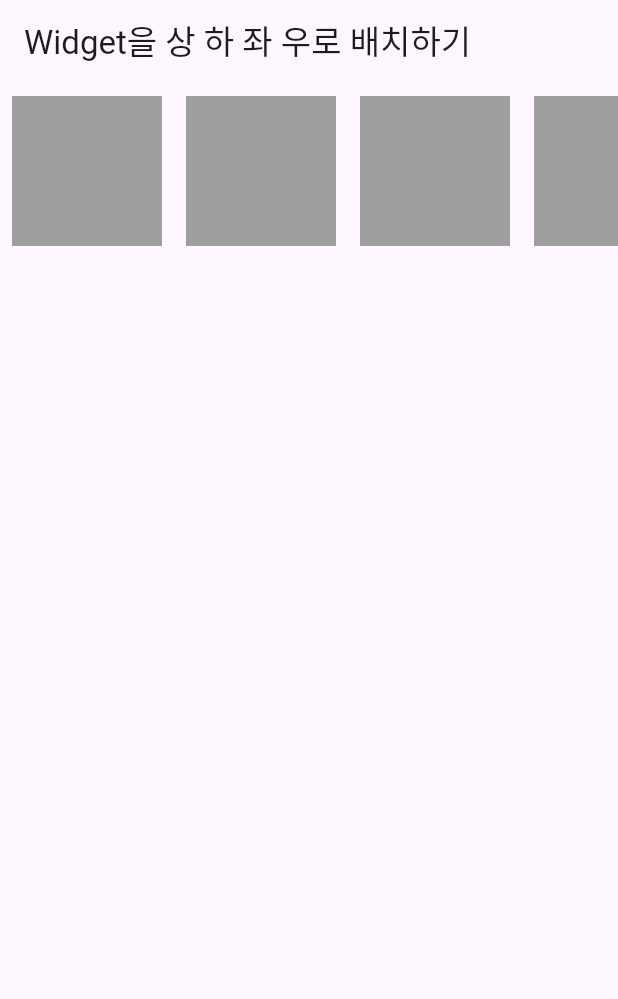
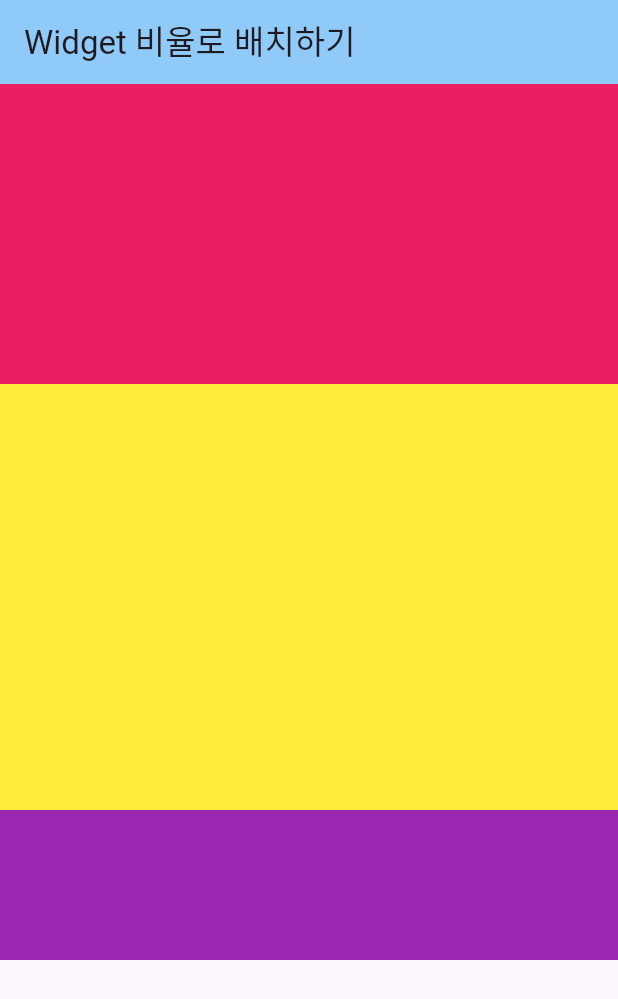
Before and after one commit to rudxo93/Flutter_learning_app_1, a Flutter app: the screen it shows after launch, on a phone screen of 412 x 824 dp. Shown: the top 999 px of the screen. Run offline on Flutter 3.47's test engine with Material 3 defaults, Android fonts, the phone set to English and light mode, and no system bars.

Commit message:
About Flutter Layout 1. Widget 비율로 배치하기

```diff
--- a/lib/main.dart
+++ b/lib/main.dart
@@ -1,13 +1,16 @@
+import 'package:flutter/cupertino.dart';
 import 'package:flutter/material.dart';
+import 'package:flutter/widgets.dart';
 
+// Widget 비율로 배치하기
 void main() {
   runApp(MaterialApp(
     home: Scaffold(
       appBar: AppBar(
-        title: Text('Widget을 상 하 좌 우로 배치하기'),
-      ),
-      body: Body(),
-    ),
+          backgroundColor: Colors.blue.shade200,
+          title: const Text('Widget 비율로 배치하기')),
+      body: const Body2(),
+    ), // Scaffold - 기본, 도화지
   ));
 }
 
@@ -16,56 +19,28 @@ class Body extends StatelessWidget {
 
   @override
   Widget build(BuildContext context) {
-    return SingleChildScrollView( // Vertical Scroll View
-      scrollDirection: Axis.horizontal, // 가로 scroll view 변경 - child Row 변경
-      child: Row(
-        mainAxisAlignment: MainAxisAlignment.center,
-        crossAxisAlignment: CrossAxisAlignment.end,
-        children: [
-          Container(
-            color: Colors.grey,
-            width: 100,
-            height: 100,
-            margin: EdgeInsets.symmetric(vertical: 8, horizontal: 8),
-          ),
-          Container(
-            color: Colors.grey,
-            width: 100,
-            height: 100,
-            margin: EdgeInsets.symmetric(vertical: 8, horizontal: 8),
-          ),
-          Container(
-            color: Colors.grey,
-            width: 100,
-            height: 100,
-            margin: EdgeInsets.symmetric(vertical: 8, horizontal: 8),
-          ),
-          Container(
-            color: Colors.grey,
-            width: 100,
-            height: 100,
-            margin: EdgeInsets.symmetric(vertical: 8, horizontal: 8),
-          ),
-          Container(
-            color: Colors.grey,
-            width: 100,
-            height: 100,
-            margin: EdgeInsets.symmetric(vertical: 8, horizontal: 8),
-          ),
-          Container(
-            color: Colors.grey,
-            width: 100,
-            height: 100,
-            margin: EdgeInsets.symmetric(vertical: 8, horizontal: 8),
-          ),
-          Container(
-            color: Colors.grey,
-            width: 100,
-            height: 100,
-            margin: EdgeInsets.symmetric(vertical: 8, horizontal: 8),
-          ),
-        ],
-      ),
+    return Column(
+      children: [ // 높이 지정안하고 Flexible로 감싸주면 최대한도로 알아서 1:1 높이 셋팅, flex 로 비율 셋팅도 가능
+        Flexible(flex:1, child: Container(color: Colors.red)),
+        Flexible(flex:2, child: Container(color: Colors.orange)),
+        Flexible(flex:1, child: Container(color: Colors.yellow)),
+        Flexible(flex:2, child: Container(color: Colors.green))
+      ],
     );
   }
 }
+
+class Body2 extends StatelessWidget {
+  const Body2({super.key});
+
+  @override
+  Widget build(BuildContext context) {
+    return Column(
+      children: [
+        Container(width: double.infinity, height: 200, color: Colors.pink), // 남은 공간 모두 차지하게 - Flexible, Expanded 사용
+        Expanded(child: Container(color: Colors.yellow, height: 100)), // Expanded는 높이지정 상관 X 나머지 공간 차지
+        Flexible(child: Container(color: Colors.purple, height: 100))  // Flexible은 높이 지정할 경우 지정된 높이로 설정되어 나머지 공간 차지 X
+      ],
+    );
+  }
+}
```
